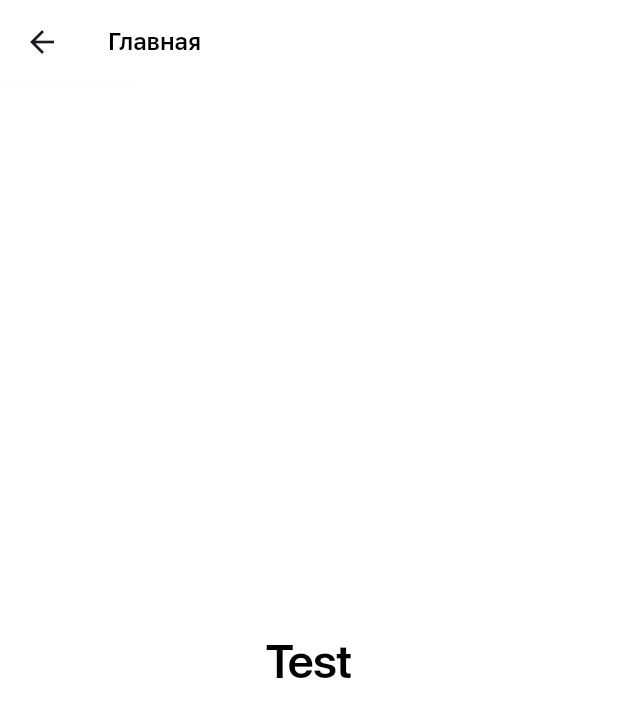
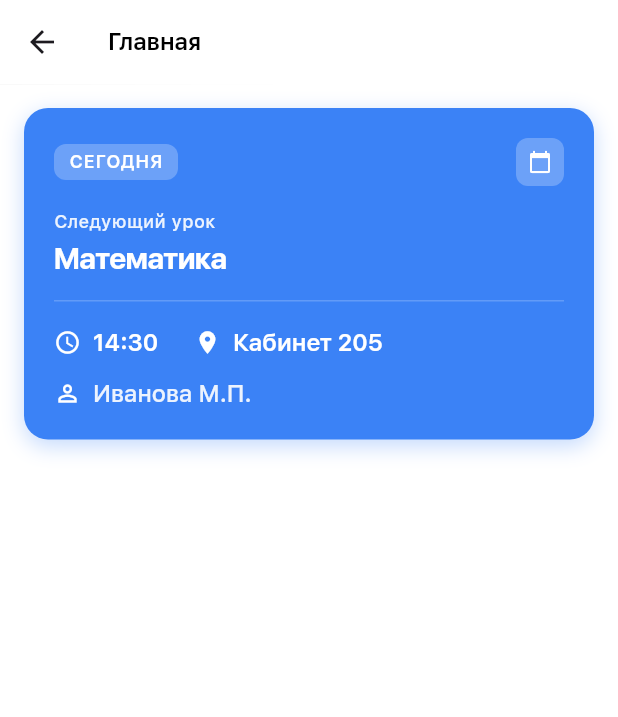
Before and after one commit to Cherkoz/flutter_app, a Flutter app: the HomeScreen screen opened directly, on a phone screen of 412 x 824 dp. Shown: the top 717 px of the screen. Run offline on Flutter 3.47's test engine with Material 3 defaults, Android fonts, the phone set to English and light mode, and no system bars; drawn by our look-alikes of overlay_support; our stand-ins replace bloc, blurrycontainer, cached_network_image, dio, equatable, firebase_core and 7 more; missing offline and left inert: cubit_form, ru_phone_formatter, talker_dio_logger; accounts and stored records are empty; generated files the repository leaves out were written again; statements that could not run were skipped; project files that could hold a hidden picture were left out.

Commit message:
feat: плашка о след уроке

```diff
--- a/app/lib/main.dart
+++ b/app/lib/main.dart
@@ -18,6 +18,7 @@ import 'package:grocery_delivery/logic/services/storage_service.dart';
 import 'package:grocery_delivery/ui/screens/cart_screen.dart';
 import 'package:grocery_delivery/ui/screens/catalog_screen.dart';
 import 'package:grocery_delivery/ui/screens/category_screen.dart';
+import 'package:grocery_delivery/ui/screens/home_screen.dart';
 import 'package:grocery_delivery/ui/screens/profile_screen.dart';
 import 'package:grocery_delivery/ui/theme/brand_colors.dart';
 import 'package:grocery_delivery/ui/theme/brand_typography.dart';
@@ -122,7 +123,7 @@ class MainScreenState extends State<MainScreen> with SingleTickerProviderStateMi
   int get curIndex => tabController.index;
 
   static final List<Widget> _screens = [
-    const SizedBox(),
+    const HomeScreen(),
     CatalogScreen(),
     CartScreen(),
     const FavouritesCategoryScreen(),
@@ -143,8 +144,8 @@ class MainScreenState extends State<MainScreen> with SingleTickerProviderStateMi
 
 const List<BottomNavigationBarItem> _navigationBarItems = [
   BottomNavigationBarItem(icon: Icon(Icons.home_filled), label: 'Главная'),
+  BottomNavigationBarItem(icon: Icon(Icons.calendar_month), label: 'Расписание'),
   BottomNavigationBarItem(icon: Icon(Icons.book), label: 'Домашка'),
-  BottomNavigationBarItem(icon: Icon(Icons.calendar_month), label: 'Расписание'),
   BottomNavigationBarItem(icon: Icon(Icons.message_rounded), label: 'Сообщения'),
   BottomNavigationBarItem(icon: Icon(Icons.person), label: 'Профиль'),
 ];
--- a/app/lib/ui/screens/home_screen.dart
+++ b/app/lib/ui/screens/home_screen.dart
@@ -1,4 +1,5 @@
 import 'package:flutter/material.dart';
+import 'package:grocery_delivery/ui/theme/brand_colors.dart';
 import 'package:grocery_delivery/ui/theme/brand_typography.dart';
 
 class HomeScreen extends StatelessWidget {
@@ -13,12 +14,171 @@ class HomeScreen extends StatelessWidget {
           style: BrandTypography.h4,
         ),
       ),
-      body: Center(
-        child: Text(
-          'Test',
-          style: BrandTypography.h1,
+      body: SafeArea(
+        child: SingleChildScrollView(
+          child: Padding(
+            padding: const EdgeInsets.all(16.0),
+            child: Column(
+              crossAxisAlignment: CrossAxisAlignment.start,
+              children: [
+                const NextLessonCard(),
+                const SizedBox(height: 24),
+                // Здесь можно добавить другой контент главной страницы
+              ],
+            ),
+          ),
         ),
       ),
     );
   }
 }
+
+class NextLessonCard extends StatelessWidget {
+  const NextLessonCard({Key? key}) : super(key: key);
+
+  @override
+  Widget build(BuildContext context) {
+    // Заглушка с данными для демонстрации верстки
+    final String lessonTitle = 'Математика';
+    final String lessonDate = 'Сегодня';
+    final String lessonTime = '14:30';
+    final String lessonTeacher = 'Иванова М.П.';
+    final String lessonRoom = 'Кабинет 205';
+
+    return Container(
+      width: double.infinity,
+      decoration: BoxDecoration(
+        gradient: const LinearGradient(
+          begin: Alignment.topLeft,
+          end: Alignment.bottomRight,
+          colors: [
+            BrandColors.accent,
+            BrandColors.accent
+          ],
+        ),
+        borderRadius: BorderRadius.circular(16),
+        boxShadow: [
+          BoxShadow(
+            color: BrandColors.accent.withOpacity(0.3),
+            blurRadius: 12,
+            offset: const Offset(0, 4),
+          ),
+        ],
+      ),
+      child: Padding(
+        padding: const EdgeInsets.all(20.0),
+        child: Column(
+          crossAxisAlignment: CrossAxisAlignment.start,
+          children: [
+            Row(
+              children: [
+                Container(
+                  padding: const EdgeInsets.symmetric(
+                    horizontal: 10,
+                    vertical: 4,
+                  ),
+                  decoration: BoxDecoration(
+                    color: BrandColors.white.withOpacity(0.25),
+                    borderRadius: BorderRadius.circular(8),
+                  ),
+                  child: Text(
+                    lessonDate.toUpperCase(),
+                    style: BrandTypography.caption.copyWith(
+                      color: BrandColors.white,
+                      fontWeight: FontWeight.w600,
+                      letterSpacing: 0.5,
+                    ),
+                  ),
+                ),
+                const Spacer(),
+                Container(
+                  padding: const EdgeInsets.all(8),
+                  decoration: BoxDecoration(
+                    color: BrandColors.white.withOpacity(0.25),
+                    borderRadius: BorderRadius.circular(8),
+                  ),
+                  child: const Icon(
+                    Icons.calendar_today,
+                    color: BrandColors.white,
+                    size: 16,
+                  ),
+                ),
+              ],
+            ),
+            const SizedBox(height: 16),
+            Text(
+              'Следующий урок',
+              style: BrandTypography.caption.copyWith(
+                color: BrandColors.white.withOpacity(0.9),
+                fontWeight: FontWeight.w500,
+              ),
+            ),
+            const SizedBox(height: 4),
+            Text(
+              lessonTitle,
+              style: BrandTypography.h2.copyWith(
+                color: BrandColors.white,
+                fontWeight: FontWeight.w700,
+              ),
+            ),
+            const SizedBox(height: 16),
+            Container(
+              height: 1,
+              color: BrandColors.white.withOpacity(0.2),
+            ),
+            const SizedBox(height: 16),
+            Row(
+              children: [
+                const Icon(
+                  Icons.access_time,
+                  color: BrandColors.white,
+                  size: 18,
+                ),
+                const SizedBox(width: 8),
+                Text(
+                  lessonTime,
+                  style: BrandTypography.callout.copyWith(
+                    color: BrandColors.white,
+                    fontWeight: FontWeight.w600,
+                  ),
+                ),
+                const SizedBox(width: 24),
+                const Icon(
+                  Icons.room,
+                  color: BrandColors.white,
+                  size: 18,
+                ),
+                const SizedBox(width: 8),
+                Text(
+                  lessonRoom,
+                  style: BrandTypography.callout.copyWith(
+                    color: BrandColors.white,
+                    fontWeight: FontWeight.w600,
+                  ),
+                ),
+              ],
+            ),
+            const SizedBox(height: 12),
+            Row(
+              children: [
+                const Icon(
+                  Icons.person_outline,
+                  color: BrandColors.white,
+                  size: 18,
+                ),
+                const SizedBox(width: 8),
+                Text(
+                  lessonTeacher,
+                  style: BrandTypography.callout.copyWith(
+                    color: BrandColors.white.withOpacity(0.9),
+                    fontWeight: FontWeight.w500,
+                  ),
+                ),
+              ],
+            ),
+          ],
+        ),
+      ),
+    );
+  }
+}
--- a/app/lib/ui/theme/brand_colors.dart
+++ b/app/lib/ui/theme/brand_colors.dart
@@ -60,7 +60,7 @@ class BrandColors {
   static const divider = Color(0xFFC7C7CC);
 
   //Main
-  static const Color accent = Color(0xFF45B26B);
+  static const Color accent = Color(0xFF3B82F6);
   static const Color accentMedium = Color(0xFFBFE7B0);
   static const Color accentLight = Color(0xFFEAF5E6);
   static const Color error = Color(0xFFFF3B30); //
```
